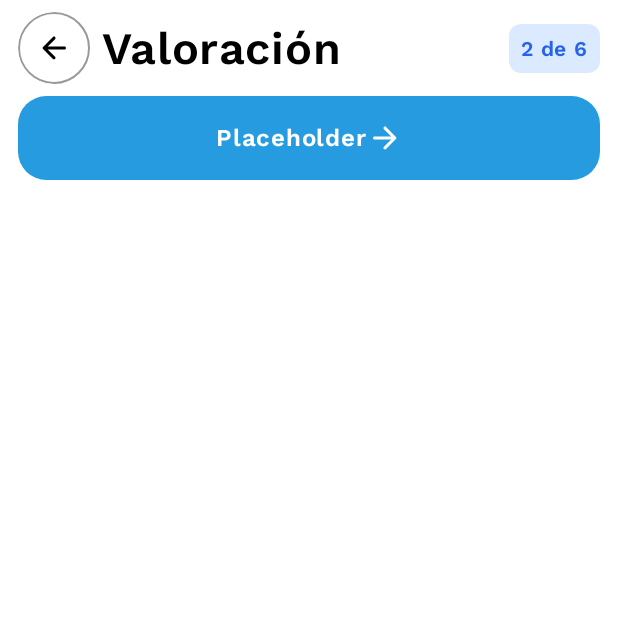
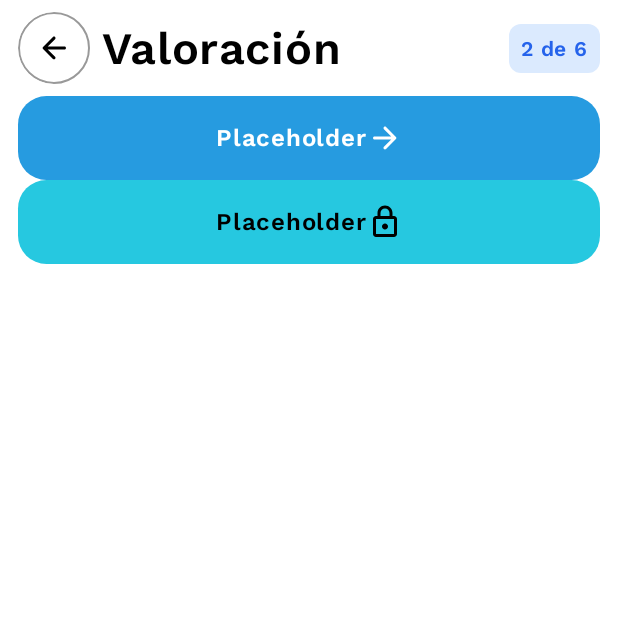
Before and after one commit to Vita-mobile/vita-app, an Android app built with Jetpack Compose: the screen it shows after launch (MainActivity), on a phone screen of 412 x 824 dp, the top half of it. Run offline under Robolectric (Android 15) with nearby library versions, the phone set to English and light mode, and no system bars.

Commit message:
build: general components done improved.

```diff
--- a/app/src/main/java/com/health/vita/MainActivity.kt
+++ b/app/src/main/java/com/health/vita/MainActivity.kt
@@ -48,6 +48,7 @@ import androidx.navigation.compose.rememberNavController
 import com.health.vita.core.navigation.NavGraph
 import com.health.vita.ui.components.general.GeneralTopBar
 import com.health.vita.ui.components.general.PrimaryIconButton
+import com.health.vita.ui.theme.Cyan
 import com.health.vita.ui.theme.DarkBlue
 import com.health.vita.ui.theme.LightGray
 import com.health.vita.ui.theme.MediumGray
@@ -78,6 +79,7 @@ fun App(modifier: Modifier = Modifier) {
             text = "Valoración", step = 2, total = 6, onClick = { navController.navigateUp() }
         )
         PrimaryIconButton(arrow = true, blackContent = false)
+        PrimaryIconButton(arrow = false, blackContent = true, color = Cyan)
 
     }
 
--- a/app/src/main/java/com/health/vita/ui/components/general/PrimaryIconButton.kt
+++ b/app/src/main/java/com/health/vita/ui/components/general/PrimaryIconButton.kt
@@ -20,7 +20,10 @@ import androidx.compose.ui.unit.dp
 
 @Composable
 fun PrimaryIconButton(
-    modifier: Modifier = Modifier,
+    modifier: Modifier = Modifier
+        .fillMaxWidth()
+        .height(56.dp)
+        .padding(start = 12.dp, end = 12.dp),
     onClick: () -> Unit = {},
     text: String = "Placeholder",
     arrow: Boolean = true,
@@ -28,17 +31,18 @@ fun PrimaryIconButton(
     blackContent: Boolean = false
 ) {
     Button(
-        modifier = Modifier
-            .fillMaxWidth()
-            .height(56.dp)
-            .padding(start = 12.dp, end = 12.dp),
+        modifier = modifier,
         shape = RoundedCornerShape(19.dp),
         colors = ButtonDefaults.buttonColors(
             color
         ),
         onClick = onClick
     ) {
-        Text(text = text, style = MaterialTheme.typography.bodyMedium, color = if (blackContent) MaterialTheme.colorScheme.onBackground else MaterialTheme.colorScheme.onPrimary)
+        Text(
+            text = text,
+            style = MaterialTheme.typography.bodyMedium,
+            color = if (blackContent) MaterialTheme.colorScheme.onBackground else MaterialTheme.colorScheme.onPrimary
+        )
         Icon(
             if (arrow) Icons.AutoMirrored.Rounded.ArrowForward else Icons.Outlined.Lock,
             modifier = Modifier
```
